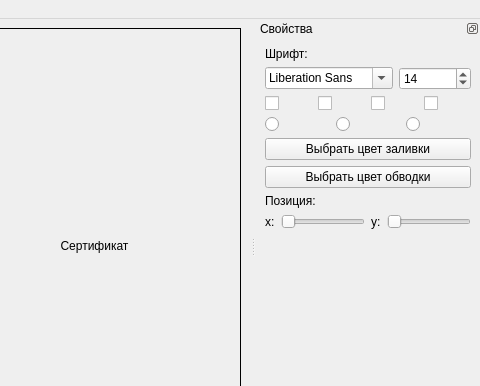
Before: the Qt Designer form form.ui in HellingOut/CertificateCreator, drawn with Qt 5; both pictures show x 307 to 787 and y 0 to 386 of the 787 by 560 pixel window.
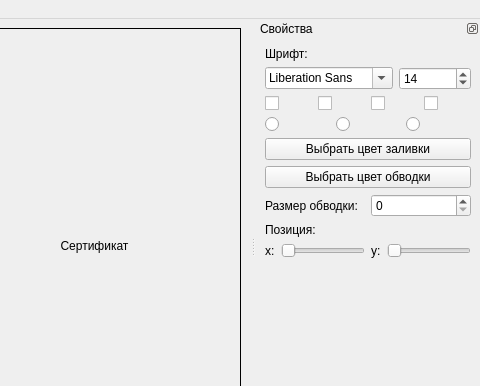
After: the same form once the commit is applied. Icons and pictures are not drawn.

Patch:
```diff
--- a/form.ui
+++ b/form.ui
@@ -346,6 +346,20 @@
        </property>
       </widget>
      </item>
+     <item>
+      <layout class="QHBoxLayout" name="horizontalLayout_2">
+       <item>
+        <widget class="QLabel" name="label">
+         <property name="text">
+          <string>Размер обводки:</string>
+         </property>
+        </widget>
+       </item>
+       <item>
+        <widget class="QSpinBox" name="spinBox"/>
+       </item>
+      </layout>
+     </item>
      <item>
       <widget class="QLabel" name="textPositionHeaderLabel">
        <property name="text">
```
Left out of the diff: 2 changed lines with no effect on the pictures.
